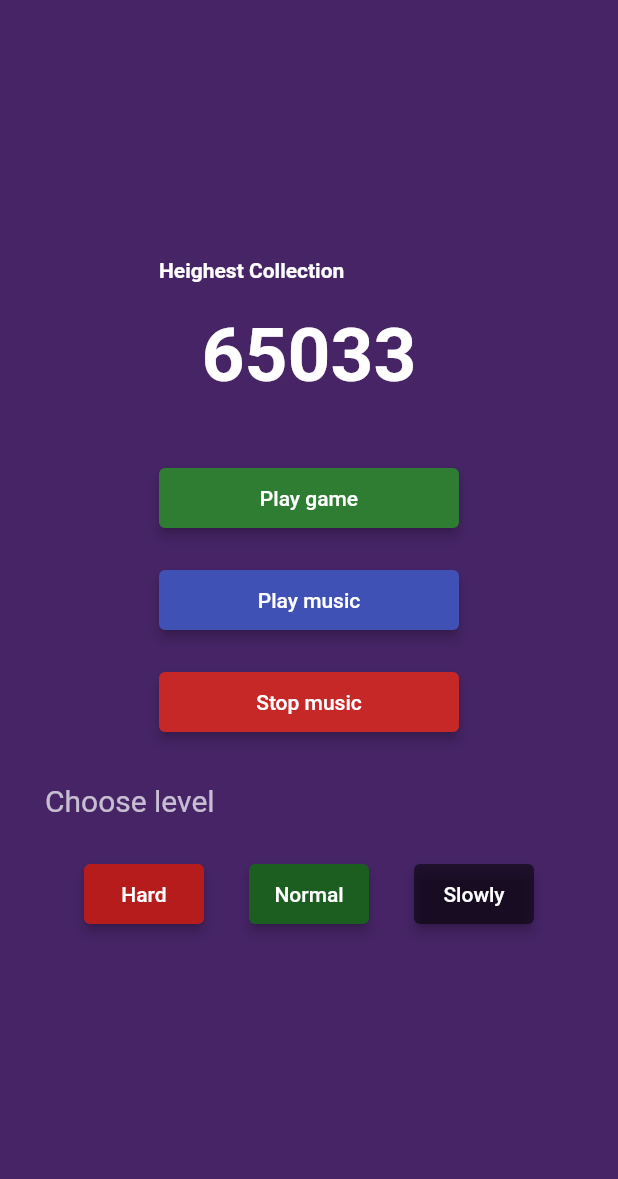
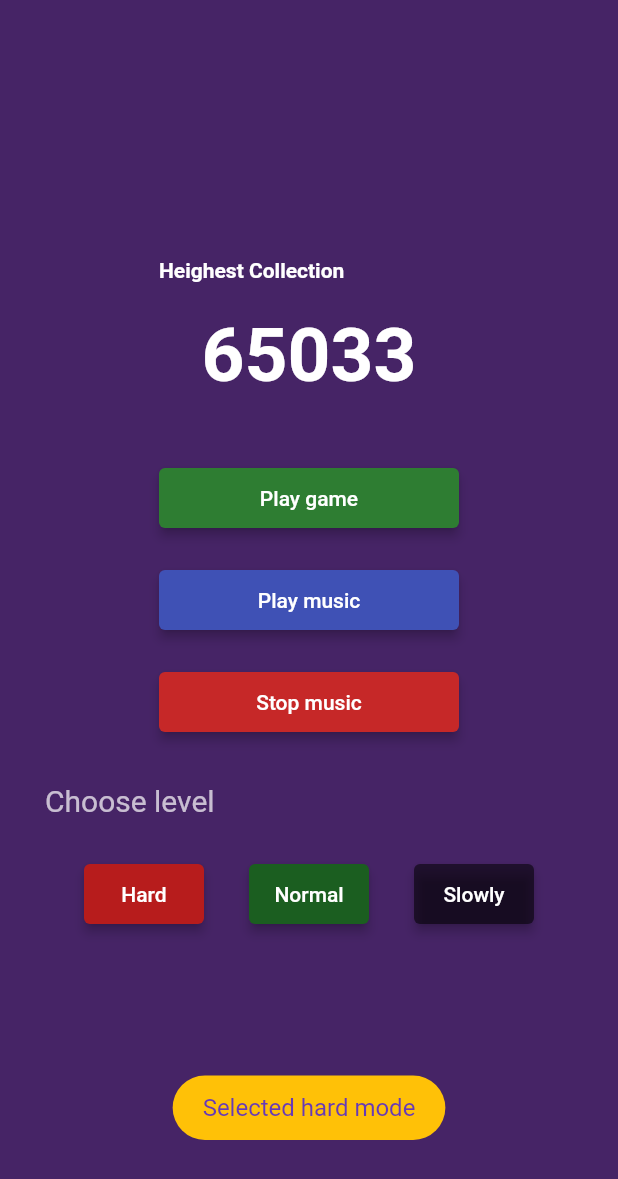
Before and after one commit to quyen1102/flutter_tetris_game, a Flutter app: the screen it shows after launch, after a tap on "Hard", on a phone screen of 412 x 824 dp. Shown: the top 1179 px of the screen. Run offline on Flutter 3.47's test engine with Material 2 defaults, Android fonts, the light colour scheme and no system bars; our stand-ins replace audioplayers, fluttertoast.

Commit message:
fix bug toast

```diff
--- a/lib/home.dart
+++ b/lib/home.dart
@@ -3,6 +3,7 @@ import 'package:flutter/material.dart';
 import 'package:audioplayers/audioplayers.dart';
 import 'package:flutter_game_tetris_1102/game.dart';
 import 'package:flutter_game_tetris_1102/main.dart';
+import 'package:fluttertoast/fluttertoast.dart';
 
 import 'constant.dart';
 
@@ -15,7 +16,8 @@ class HomeScreen extends StatefulWidget {
 
 class _HomeScreenState extends State<HomeScreen> {
   int speed = 300;
-  final player = AudioPlayer()..setReleaseMode(ReleaseMode.loop);
+  final player = AudioPlayer()
+    ..setReleaseMode(ReleaseMode.loop);
   String localFile = 'audios/last_christmas.mp3';
   AssetSource url = AssetSource('audios/last_christmas.mp3');
 
@@ -39,7 +41,9 @@ class _HomeScreenState extends State<HomeScreen> {
 
   @override
   Widget build(BuildContext context) {
-    Size size = MediaQuery.of(context).size;
+    Size size = MediaQuery
+        .of(context)
+        .size;
     return Scaffold(
       body: Container(
         height: size.height,
@@ -86,7 +90,8 @@ class _HomeScreenState extends State<HomeScreen> {
                   Navigator.push(
                       context,
                       MaterialPageRoute(
-                          builder: (context) => MyGame(
+                          builder: (context) =>
+                              MyGame(
                                 speed: speed,
                               )));
                 },
@@ -119,7 +124,7 @@ class _HomeScreenState extends State<HomeScreen> {
               Container(
                 alignment: Alignment.topLeft,
                 padding:
-                    const EdgeInsets.symmetric(vertical: 30, horizontal: 30),
+                const EdgeInsets.symmetric(vertical: 30, horizontal: 30),
                 height: 80,
                 width: size.width,
                 child: const Text(
@@ -147,7 +152,7 @@ class _HomeScreenState extends State<HomeScreen> {
                         setState(() {
                           speed = 300;
                         });
-                        // toast("Selected hard mode");
+                        toast("Selected hard mode");
                       },
                       child: const Text('Hard'),
                     ),
@@ -162,7 +167,7 @@ class _HomeScreenState extends State<HomeScreen> {
                         setState(() {
                           speed = 650;
                         });
-                        // toast("Selected normal mode");
+                        toast("Selected normal mode");
                       },
                       child: const Text('Normal'),
                     ),
@@ -177,7 +182,7 @@ class _HomeScreenState extends State<HomeScreen> {
                         setState(() {
                           speed = 1000;
                         });
-                        // toast("Selected slowly mode");
+                        toast("Selected slowly mode");
                       },
                       child: const Text('Slowly'),
                     ),
@@ -190,4 +195,15 @@ class _HomeScreenState extends State<HomeScreen> {
       ),
     );
   }
+
+  toast(String message) {
+    Fluttertoast.showToast(
+        msg: message,
+        toastLength: Toast.LENGTH_SHORT,
+        gravity: ToastGravity.BOTTOM,
+        timeInSecForIosWeb: 1,
+        backgroundColor: Colors.amber,
+        textColor: Colors.deepPurple,
+        fontSize: 16.0);
+  }
 }
```
Also changed, not shown: lib/constant.dart (+0 -11 lines).
